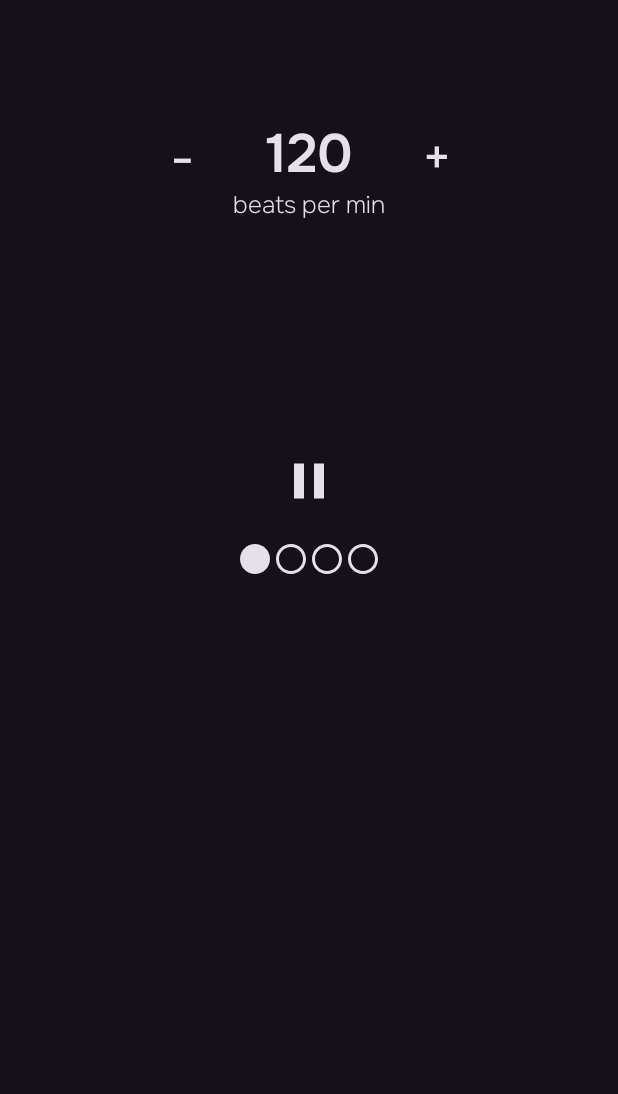
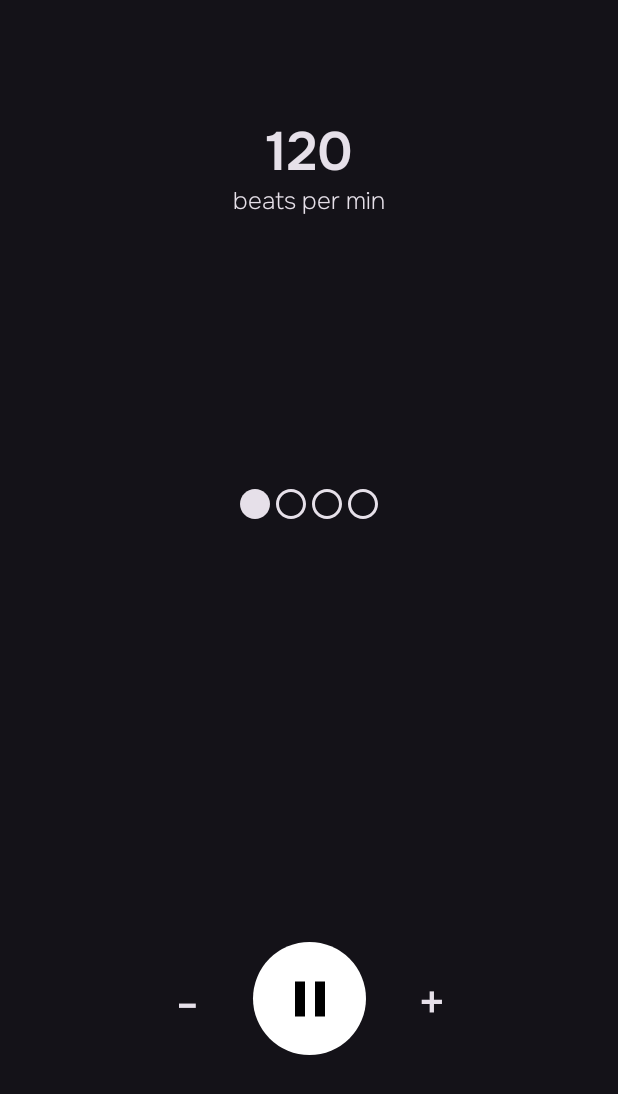
Before and after one commit to WorkmanLad/android-t98785, an Android app built with Jetpack Compose: the screen it shows after launch (MainActivity), after a tap on "Play", on a phone screen of 412 x 824 dp. Shown: the top 1094 px of the screen. Run offline under Robolectric (Android 15) with nearby library versions, the phone set to English and light mode, and no system bars.

Commit message:
Improve metronome ui.

```diff
--- a/app/src/main/java/com/example/metronome/ui/MetronomeScreen.kt
+++ b/app/src/main/java/com/example/metronome/ui/MetronomeScreen.kt
@@ -2,6 +2,7 @@ package com.example.metronome.ui
 
 import androidx.compose.animation.animateContentSize
 import androidx.compose.foundation.layout.Arrangement
+import androidx.compose.foundation.layout.Box
 import androidx.compose.foundation.layout.Column
 import androidx.compose.foundation.layout.Row
 import androidx.compose.foundation.layout.Spacer
@@ -10,11 +11,15 @@ import androidx.compose.foundation.layout.fillMaxWidth
 import androidx.compose.foundation.layout.height
 import androidx.compose.foundation.layout.padding
 import androidx.compose.foundation.layout.size
+import androidx.compose.foundation.layout.width
+import androidx.compose.foundation.shape.RoundedCornerShape
 import androidx.compose.material.icons.Icons
 import androidx.compose.material.icons.filled.Circle
 import androidx.compose.material.icons.filled.Pause
 import androidx.compose.material.icons.filled.PlayArrow
 import androidx.compose.material.icons.outlined.Circle
+import androidx.compose.material3.Card
+import androidx.compose.material3.CardDefaults
 import androidx.compose.material3.Icon
 import androidx.compose.material3.IconButton
 import androidx.compose.material3.MaterialTheme
@@ -25,15 +30,14 @@ import androidx.compose.runtime.collectAsState
 import androidx.compose.runtime.getValue
 import androidx.compose.ui.Alignment
 import androidx.compose.ui.Modifier
+import androidx.compose.ui.graphics.Color
 import androidx.compose.ui.platform.LocalContext
 import androidx.compose.ui.res.stringResource
 import androidx.compose.ui.text.style.TextAlign
-import androidx.compose.ui.tooling.preview.Preview
 import androidx.compose.ui.unit.dp
 import androidx.compose.ui.unit.sp
 import androidx.lifecycle.viewmodel.compose.viewModel
 import com.example.metronome.R
-import com.example.metronome.ui.theme.MetronomeTheme
 import kotlinx.coroutines.coroutineScope
 import kotlinx.coroutines.launch
 
@@ -64,23 +68,25 @@ fun MetronomeScreen(modifier: Modifier = Modifier, viewModel: MetronomeViewModel
                 .padding(16.dp),
             textAlign = TextAlign.Center
         )
+        Spacer(Modifier.height(16.dp))
 
-        Spacer(Modifier.height(16.dp))
         BeatsPerMinutes(
             bpm = uiState.bpm,
-            onMinusButton = { viewModel.onMinusButton() },
-            onPlusButton = { viewModel.onPlusButton() },
             modifier = Modifier.fillMaxWidth()
         )
-        Spacer(Modifier.height(150.dp))
-        PlayButton(
-            playing = uiState.playing,
-            onPlayButton = { viewModel.onPlayButton() }
-        )
-        Spacer(Modifier.height(16.dp))
+        Spacer(Modifier.height(180.dp))
+
         Circles(
             active = uiState.activeCircle,
             modifier = Modifier.fillMaxWidth()
+        )
+        Spacer(Modifier.height(280.dp))
+
+        PlayButton(
+            playing = uiState.playing,
+            onPlayButton = { viewModel.onPlayButton() },
+            onMinusButton = { viewModel.onMinusButton() },
+            onPlusButton = { viewModel.onPlusButton() }
         )
     }
 }
@@ -88,33 +94,18 @@ fun MetronomeScreen(modifier: Modifier = Modifier, viewModel: MetronomeViewModel
 @Composable
 private fun BeatsPerMinutes(
     bpm: Int,
-    onMinusButton: () -> Unit,
-    onPlusButton: () -> Unit,
-    modifier: Modifier = Modifier,
+    modifier: Modifier = Modifier
 ) {
     Column(
         modifier = modifier,
         horizontalAlignment = Alignment.CenterHorizontally
     ) {
-        Row(
-            horizontalArrangement = Arrangement.Center,
-            verticalAlignment = Alignment.CenterVertically
-        ) {
-            IconButton(onClick = onMinusButton, Modifier.animateContentSize()) {
-                Text("-", style = MaterialTheme.typography.headlineLarge, fontSize = 36.sp)
-            }
-
         Text(
             text = "$bpm",
             style = MaterialTheme.typography.displayLarge,
             fontSize = 36.sp,
             modifier = Modifier.padding(horizontal = 32.dp)
         )
-
-            IconButton(onClick = onPlusButton, Modifier.animateContentSize()) {
-                Text(text = "+", style = MaterialTheme.typography.headlineLarge, fontSize = 36.sp)
-            }
-        }
 
         Text("beats per min", style = MaterialTheme.typography.labelLarge)
     }
@@ -124,13 +115,48 @@ private fun BeatsPerMinutes(
 private fun PlayButton(
     playing: Boolean,
     onPlayButton: () -> Unit,
+    onMinusButton: () -> Unit,
+    onPlusButton: () -> Unit,
     modifier: Modifier = Modifier
 ) {
-    IconButton(onClick = onPlayButton, modifier) {
+    Row(
+        modifier = modifier,
+        verticalAlignment = Alignment.CenterVertically,
+        horizontalArrangement = Arrangement.spacedBy(20.dp)
+    ) {
+        IconButton(onClick = onMinusButton, Modifier.animateContentSize()) {
+            Text("-", style = MaterialTheme.typography.headlineLarge, fontSize = 36.sp)
+        }
+        Card(
+            shape = RoundedCornerShape(50.dp),
+            modifier = Modifier
+                .width(75.dp)
+                .height(75.dp),
+            colors = CardDefaults.cardColors(
+                containerColor = Color.White,
+                contentColor = Color.Black
+            )
+        ) {
+            Box(Modifier.fillMaxSize(), contentAlignment = Alignment.Center) {
+                IconButton(onClick = onPlayButton) {
                     if (!playing) {
-            Icon(imageVector = Icons.Filled.PlayArrow, contentDescription = "Play", Modifier.size(160.dp))
+                        Icon(
+                            imageVector = Icons.Filled.PlayArrow,
+                            contentDescription = "Play",
+                            Modifier.size(160.dp)
+                        )
                     } else {
-            Icon(imageVector = Icons.Filled.Pause, contentDescription = "Pause", Modifier.size(160.dp))
+                        Icon(
+                            imageVector = Icons.Filled.Pause,
+                            contentDescription = "Pause",
+                            Modifier.size(160.dp)
+                        )
+                    }
+                }
+            }
+        }
+        IconButton(onClick = onPlusButton, Modifier.animateContentSize()) {
+            Text(text = "+", style = MaterialTheme.typography.headlineLarge, fontSize = 36.sp)
         }
     }
 }
@@ -150,11 +176,3 @@ private fun Circles(active: Int, modifier: Modifier = Modifier) {
         }
     }
 }
-
-@Preview(showBackground = true)
-@Composable
-private fun MetronomePreview() {
-    MetronomeTheme(darkTheme = true) {
-        MetronomeScreen(Modifier.fillMaxSize())
-    }
-}
--- a/app/src/main/java/com/example/metronome/ui/MetronomeViewModel.kt
+++ b/app/src/main/java/com/example/metronome/ui/MetronomeViewModel.kt
@@ -19,7 +19,7 @@ class MetronomeViewModel : ViewModel() {
     val uiState: StateFlow<MetronomeUiState> = _uiState.asStateFlow()
 
     private var ms: Duration = (60_000 / 120).toDuration(DurationUnit.MILLISECONDS)
-    private var soundPool: SoundPool = SoundPool.Builder().setMaxStreams(1).build()
+    private var soundPool: SoundPool = SoundPool.Builder().setMaxStreams(2).build()
     private lateinit var soundPoolArray: Array<Int>
 
     fun initializeSoundPool(context: Context) {
```
Lines whose indentation alone changed are shown as unchanged.
